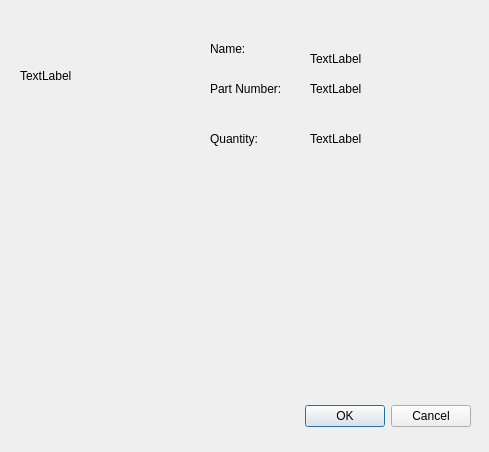
This is app/layout/ViewItemDialog.ui in saul-escobedo/Electronics_Inventory as Qt 5 draws it before an edit. The edited form follows.
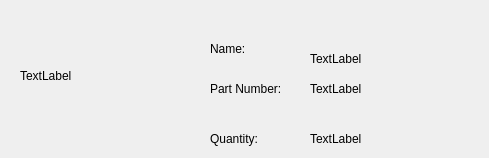
This is the edited form.

Patch:
```diff
--- a/app/layout/ViewItemDialog.ui
+++ b/app/layout/ViewItemDialog.ui
@@ -7,7 +7,7 @@
     <x>0</x>
     <y>0</y>
     <width>489</width>
-    <height>452</height>
+    <height>158</height>
    </rect>
   </property>
   <property name="windowTitle">
@@ -22,11 +22,8 @@
      <height>32</height>
     </rect>
    </property>
-   <property name="orientation">
-    <enum>Qt::Orientation::Horizontal</enum>
-   </property>
    <property name="standardButtons">
-    <set>QDialogButtonBox::StandardButton::Cancel|QDialogButtonBox::StandardButton::Ok</set>
+    <set>QDialogButtonBox::NoButton</set>
    </property>
   </widget>
   <widget class="QLabel" name="Image_Label">
```
Left out of the diff: 6 changed lines with no effect on the pictures.
